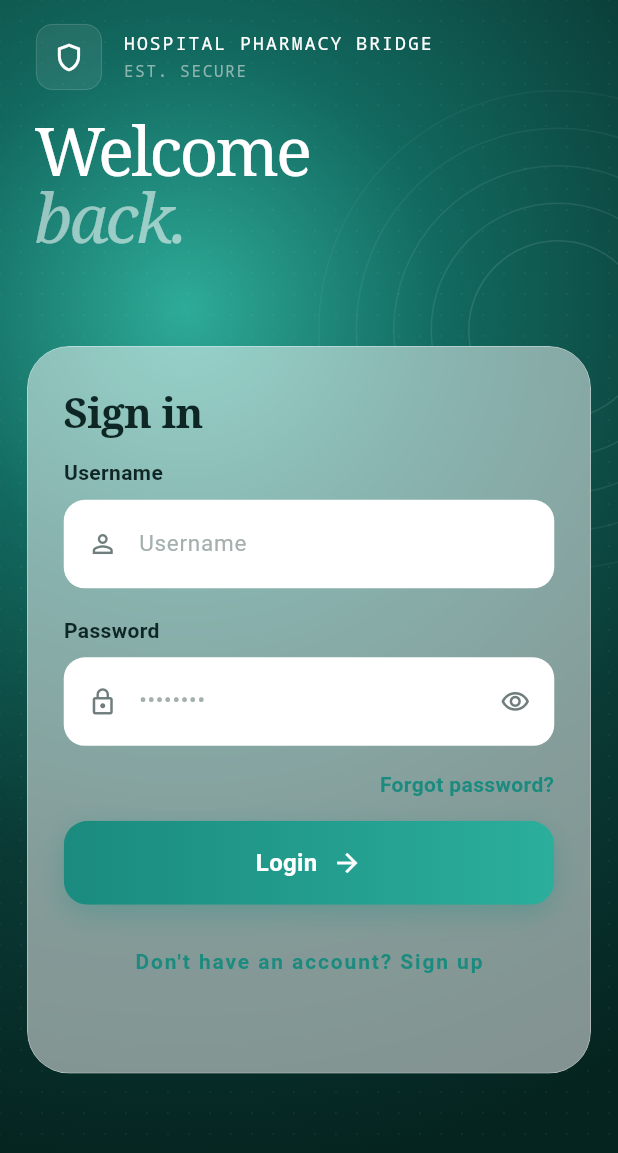
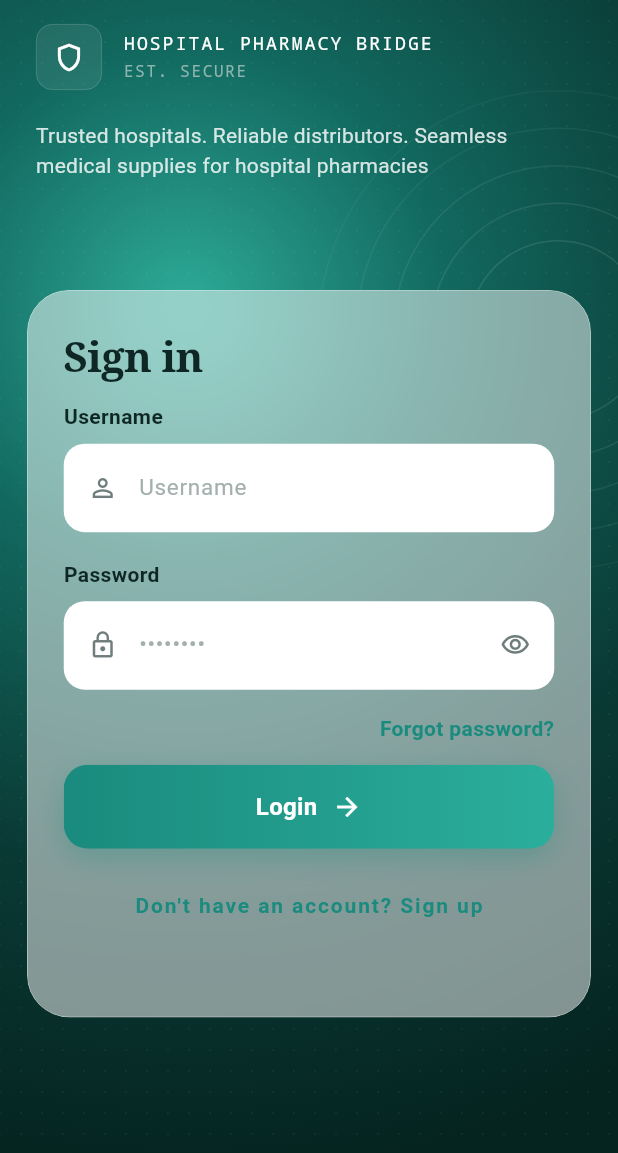
Before and after one commit to venkatesh7325/mobile-ph.virchowrx, a Flutter app: the screen it shows after launch, on a phone screen of 412 x 824 dp. Shown: the top 1153 px of the screen. Run offline on Flutter 3.47's test engine with Material 3 defaults, Android fonts, the phone set to English and light mode, and no system bars; our stand-ins replace badges, dartz, equatable, file_picker, flutter_dotenv, get and 3 more; accounts and stored records are empty.

Commit message:
UI changes in Login page

```diff
--- a/lib/presentation/pages/login/login_page.dart
+++ b/lib/presentation/pages/login/login_page.dart
@@ -104,7 +104,7 @@ class _LoginPageState extends State<LoginPage> {
         resizeToAvoidBottomInset: true,
         body: LayoutBuilder(
           builder: (context, constraints) {
-            final cardTop = constraints.maxHeight * 0.28;
+            final cardTop = constraints.maxHeight * 0.22 + 12;
 
             return Stack(
               children: [
@@ -134,8 +134,8 @@ class _LoginPageState extends State<LoginPage> {
                         crossAxisAlignment: CrossAxisAlignment.start,
                         children: [
                           _BrandRow(),
-                          SizedBox(height: 20),
-                          _WelcomeHeading(),
+                          const SizedBox(height: 20),
+                          _LoginHeroTagline(),
                         ],
                       ),
                     ),
@@ -294,37 +294,26 @@ class _BrandRow extends StatelessWidget {
   }
 }
 
-class _WelcomeHeading extends StatelessWidget {
-  const _WelcomeHeading();
+class _LoginHeroTagline extends StatelessWidget {
+  const _LoginHeroTagline();
+
+  static const String _text =
+      'Trusted hospitals. Reliable distributors. Seamless medical supplies for hospital pharmacies';
+
   @override
   Widget build(BuildContext context) {
-    return Column(
-      crossAxisAlignment: CrossAxisAlignment.start,
-      children: [
-        const Text(
-          'Welcome',
-          style: TextStyle(
-            fontFamily: 'serif',
-            fontSize: 45,
-            height: 0.95,
-            fontWeight: FontWeight.w400,
-            color: Colors.white,
-            letterSpacing: -2,
-          ),
+    return Padding(
+      padding: const EdgeInsets.only(right: 8, bottom: 8),
+      child: Text(
+        _text,
+        style: TextStyle(
+          fontSize: 14,
+          height: 1.45,
+          fontWeight: FontWeight.w400,
+          color: Colors.white.withOpacity(0.82),
+          letterSpacing: 0.15,
         ),
-        Text(
-          'back.',
-          style: TextStyle(
-            fontFamily: 'serif',
-            fontSize: 45,
-            height: 1.05,
-            fontWeight: FontWeight.w400,
-            fontStyle: FontStyle.italic,
-            color: Colors.white.withOpacity(0.55),
-            letterSpacing: -2,
-          ),
-        ),
-      ],
+      ),
     );
   }
 }
```
